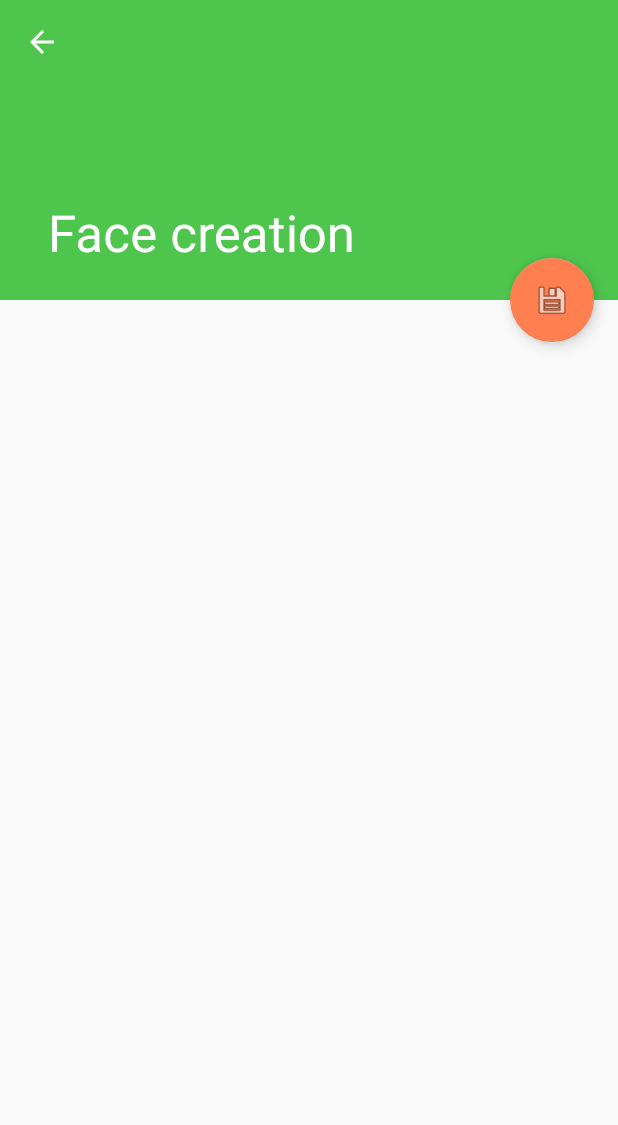
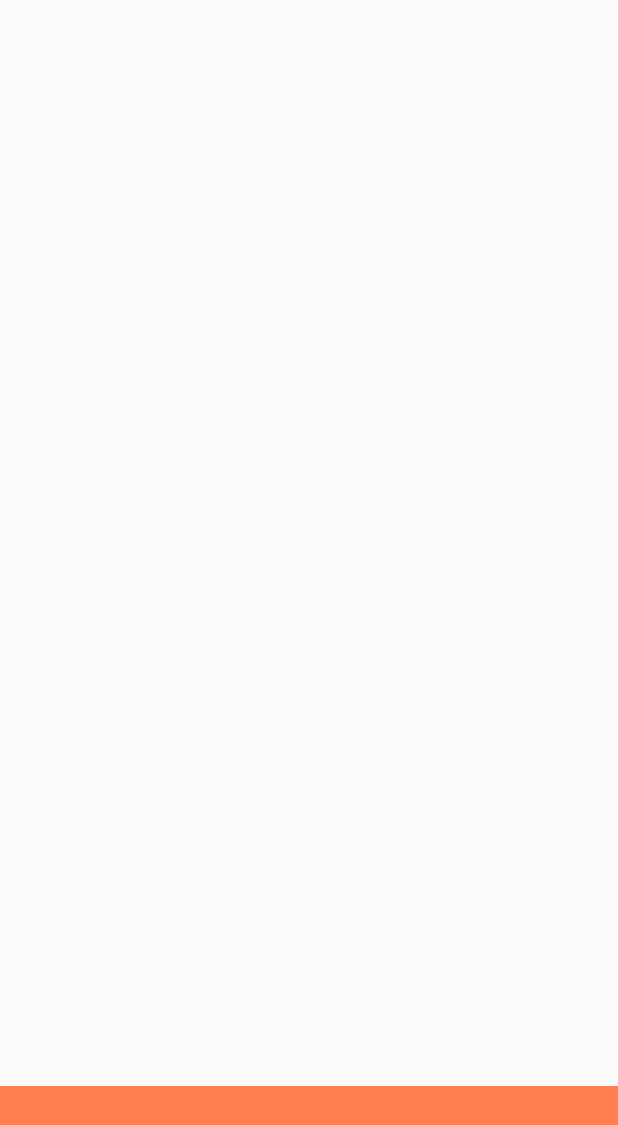
Before and after one commit to josemg08/FaceCreator, an Android app: the FaceCreationActivity screen opened directly, with no data from a screen before it, on a phone screen of 412 x 824 dp. Shown: the top 1125 px of the screen. Run offline under Robolectric (Android 15) with nearby library versions, the phone set to English and light mode, and no system bars; libraries missing offline, so code that uses them is left out: processing.core; 1 statement that could not run was skipped.

Commit message:
Dividing face creation screen and making it fullscreen

```diff
--- a/app/build.gradle
+++ b/app/build.gradle
@@ -23,6 +23,7 @@ dependencies {
     compile "com.android.support:appcompat-v7:$rootProject.supportLibraryVersion"
     compile "com.android.support:support-v4:$rootProject.supportLibraryVersion"
     compile "com.android.support:design:$rootProject.supportLibraryVersion"
+
     compile files('libs/android-core.jar')
 }
 
--- a/app/src/main/java/sandbox/josegonzalez/fragmentpaplet/FaceCreationActivity.java
+++ b/app/src/main/java/sandbox/josegonzalez/fragmentpaplet/FaceCreationActivity.java
@@ -2,9 +2,6 @@ package sandbox.josegonzalez.fragmentpaplet;
 
 import android.content.Intent;
 import android.os.Bundle;
-import android.support.design.widget.FloatingActionButton;
-import android.support.v7.widget.Toolbar;
-import android.view.View;
 import android.support.v7.app.AppCompatActivity;
 import android.support.v7.app.ActionBar;
 import android.support.v4.app.NavUtils;
@@ -19,16 +16,14 @@ public class FaceCreationActivity extends AppCompatActivity {
     protected void onCreate(Bundle savedInstanceState) {
         super.onCreate(savedInstanceState);
         setContentView(R.layout.activity_face_creation);
-        Toolbar toolbar = (Toolbar) findViewById(R.id.face_creation_toolbar);
-        setSupportActionBar(toolbar);
 
-        FloatingActionButton fab = (FloatingActionButton) findViewById(R.id.fab);
+        /*FloatingActionButton fab = (FloatingActionButton) findViewById(R.id.fab);
         fab.setOnClickListener(new View.OnClickListener() {
             @Override
             public void onClick(View view) {
                 //TODO save face
             }
-        });
+        });*/
 
         ActionBar actionBar = getSupportActionBar();
         if (actionBar != null) {
--- a/app/src/main/res/layout/activity_face_creation.xml
+++ b/app/src/main/res/layout/activity_face_creation.xml
@@ -7,7 +7,7 @@
     tools:context="sandbox.josegonzalez.fragmentpaplet.FaceCreationActivity"
     tools:ignore="MergeRootFrame">
 
-    <android.support.design.widget.AppBarLayout
+    <!--<android.support.design.widget.AppBarLayout
         android:id="@+id/app_bar"
         android:layout_width="match_parent"
         android:layout_height="@dimen/app_bar_height"
@@ -32,15 +32,26 @@
 
         </android.support.design.widget.CollapsingToolbarLayout>
 
-    </android.support.design.widget.AppBarLayout>
+    </android.support.design.widget.AppBarLayout>-->
 
-    <android.support.v4.widget.NestedScrollView
-        android:id="@+id/face_container"
+    <RelativeLayout
         android:layout_width="match_parent"
-        android:layout_height="match_parent"
-        app:layout_behavior="@string/appbar_scrolling_view_behavior" />
+        android:layout_height="match_parent">
 
-    <android.support.design.widget.FloatingActionButton
+        <android.support.v4.widget.NestedScrollView
+            android:id="@+id/face_container"
+            android:layout_width="match_parent"
+            android:layout_height="match_parent"
+            app:layout_behavior="@string/appbar_scrolling_view_behavior" />
+
+        <include layout="@layout/child_node_list"
+            android:layout_width="match_parent"
+            android:layout_height="100dp"
+            android:layout_alignParentBottom="true"  />
+
+    </RelativeLayout>
+
+    <!--<android.support.design.widget.FloatingActionButton
         android:id="@+id/fab"
         android:layout_width="wrap_content"
         android:layout_height="wrap_content"
@@ -48,7 +59,7 @@
         android:layout_margin="@dimen/fab_margin"
         app:layout_anchor="@+id/face_container"
         app:layout_anchorGravity="top|end"
-        app:srcCompat="@android:drawable/ic_menu_save" />
+        app:srcCompat="@android:drawable/ic_menu_save" />-->
 
 </android.support.design.widget.CoordinatorLayout>
 <!--.___ End of activity_face_creation __.-->
--- a/app/src/main/res/layout/activity_home.xml
+++ b/app/src/main/res/layout/activity_home.xml
@@ -27,7 +27,7 @@
         android:layout_height="wrap_content"
         android:layout_gravity="bottom|end"
         android:layout_margin="@dimen/fab_margin"
-        app:srcCompat="@android:drawable/ic_dialog_dialer" />
+        app:srcCompat="@android:drawable/ic_menu_edit" />
 
 </android.support.design.widget.CoordinatorLayout>
 <!--.___ End of activity_home __.-->
--- /dev/null
+++ b/app/src/main/res/layout/child_node_list.xml
@@ -0,0 +1,9 @@
+<?xml version="1.0" encoding="utf-8"?>
+<LinearLayout xmlns:android="http://schemas.android.com/apk/res/android"
+    android:orientation="horizontal"
+    android:layout_width="match_parent"
+    android:layout_height="100dp"
+    android:background="@color/colorAccent">
+
+</LinearLayout>
+<!--.___ End of child_node_list __.-->
--- a/app/src/main/res/values-v21/styles.xml
+++ b/app/src/main/res/values-v21/styles.xml
@@ -5,6 +5,7 @@
         <item name="windowNoTitle">true</item>
         <item name="android:windowDrawsSystemBarBackgrounds">true</item>
         <item name="android:statusBarColor">@android:color/transparent</item>
+        <item name="android:windowFullscreen">true</item>
     </style>
 
 </resources>
--- a/app/src/main/res/values/styles.xml
+++ b/app/src/main/res/values/styles.xml
@@ -10,6 +10,7 @@
     <style name="AppTheme.NoActionBar">
         <item name="windowActionBar">false</item>
         <item name="windowNoTitle">true</item>
+        <item name="android:windowFullscreen">true</item>
     </style>
 
     <style name="AppTheme.AppBarOverlay" parent="ThemeOverlay.AppCompat.Dark.ActionBar" />
```
